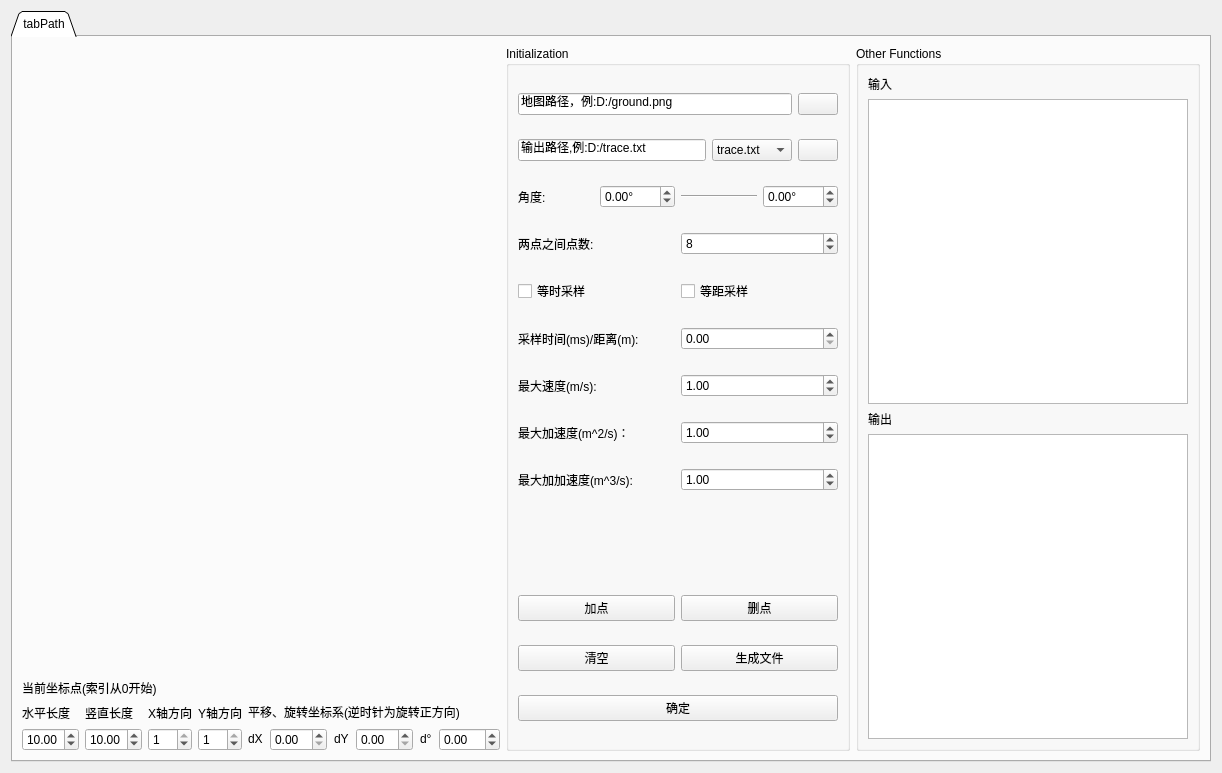
Before: the Qt Designer form pages/pagepath.ui in BUPT-RobotTeam/ToolBox, drawn with Qt 5.
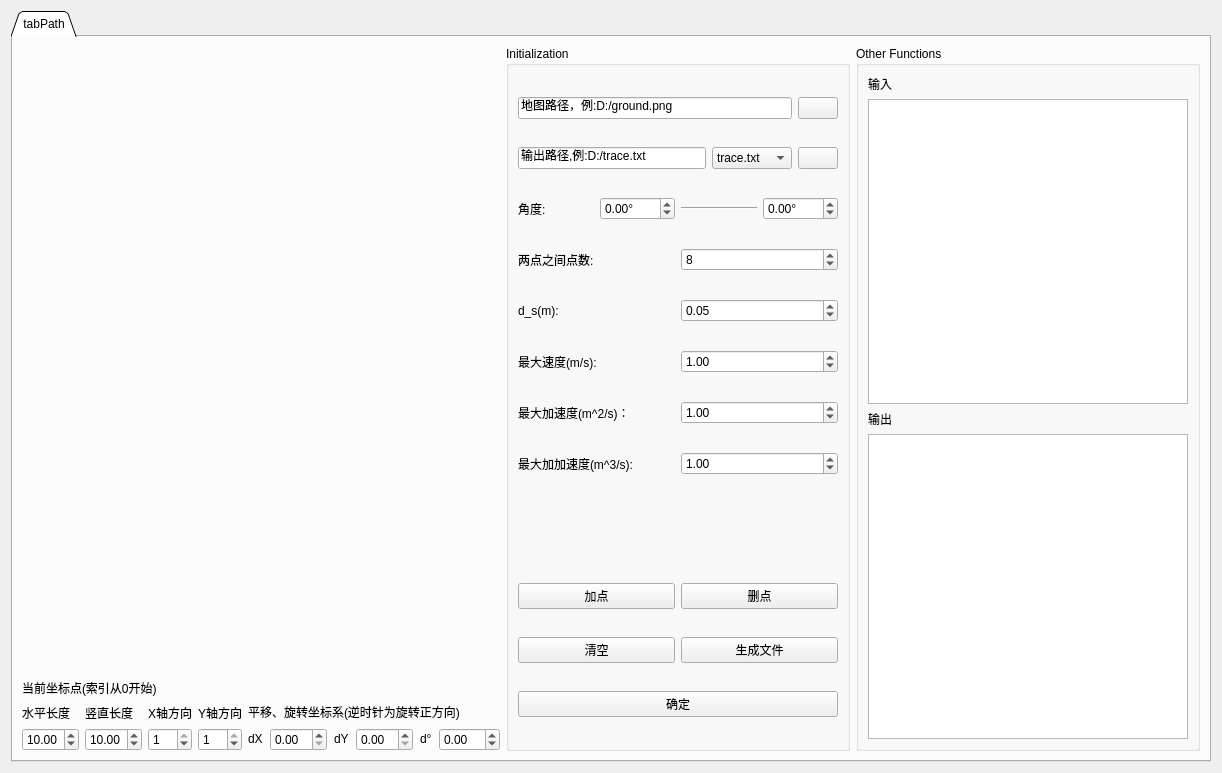
After: the same form once the commit is applied. Icons and pictures are not drawn.

What changed in the file:
```diff
--- a/pages/pagepath.ui
+++ b/pages/pagepath.ui
@@ -531,30 +531,12 @@
             </item>
            </layout>
           </item>
-          <item>
-           <layout class="QHBoxLayout" name="horizontalLayout_29">
-            <item>
-             <widget class="QCheckBox" name="Sampple_time">
-              <property name="text">
-               <string>等时采样</string>
-              </property>
-             </widget>
-            </item>
-            <item>
-             <widget class="QCheckBox" name="Sample_distance">
-              <property name="text">
-               <string>等距采样</string>
-              </property>
-             </widget>
-            </item>
-           </layout>
-          </item>
           <item>
            <layout class="QHBoxLayout" name="horizontalLayout_30">
             <item>
              <widget class="QLabel" name="label_38">
               <property name="text">
-               <string>采样时间(ms)/距离(m):</string>
+               <string>d_s(m):</string>
               </property>
              </widget>
             </item>
@@ -563,9 +545,15 @@
               <property name="decimals">
                <number>2</number>
               </property>
+              <property name="maximum">
+               <double>1.000000000000000</double>
+              </property>
               <property name="singleStep">
                <double>0.100000000000000</double>
               </property>
+              <property name="value">
+               <double>0.050000000000000</double>
+              </property>
              </widget>
             </item>
            </layout>
```
Left out of the diff: 4 changed lines with no effect on the pictures.
